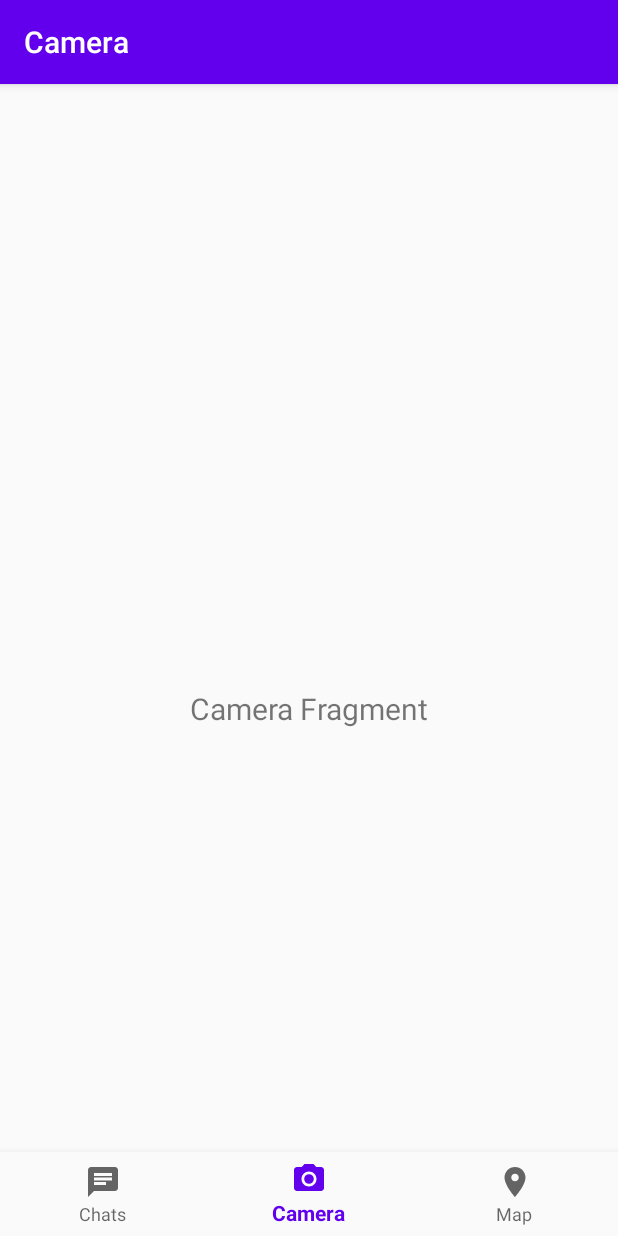
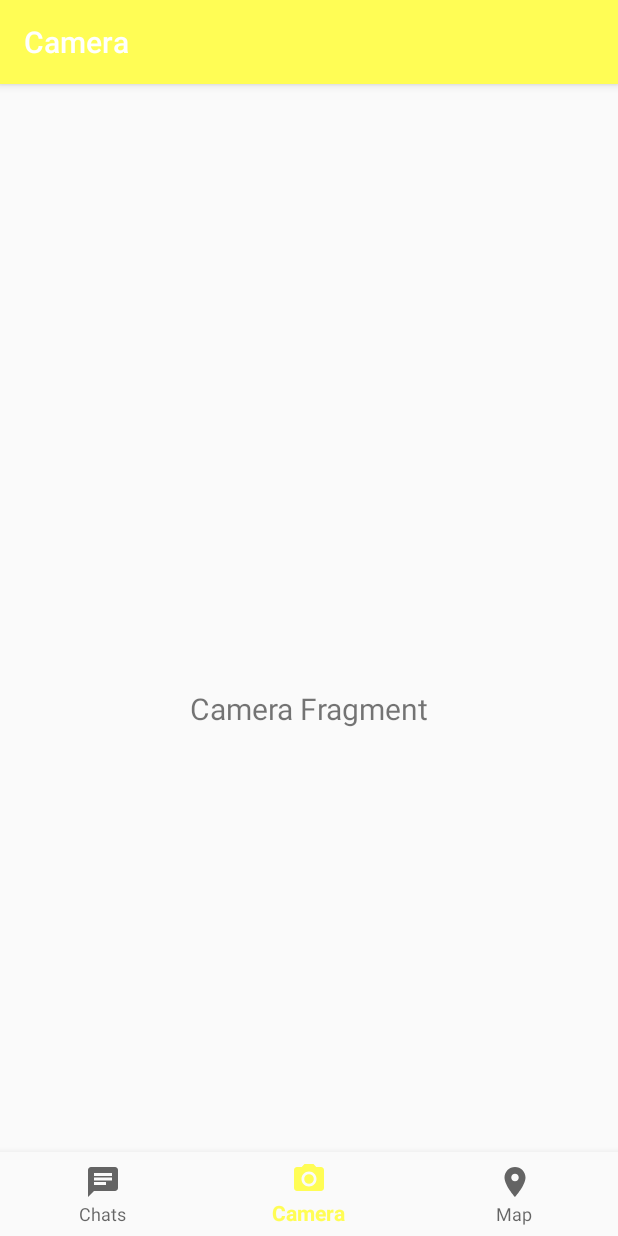
Before and after one commit to samannand/seng440-project2, an Android app: the screen it shows after launch (MainActivity), on a phone screen of 412 x 824 dp. Run offline under Robolectric (Android 15) with nearby library versions, the light colour scheme and no system bars; our stand-ins replace navigation-ui.

Commit message:
Changing app colors

```diff
--- a/sources/Crapchat/app/src/main/res/values/colors.xml
+++ b/sources/Crapchat/app/src/main/res/values/colors.xml
@@ -1,6 +1,6 @@
 <?xml version="1.0" encoding="utf-8"?>
 <resources>
-    <color name="colorPrimary">#6200EE</color>
-    <color name="colorPrimaryDark">#3700B3</color>
-    <color name="colorAccent">#03DAC5</color>
+    <color name="colorPrimary">#FFFD55</color>
+    <color name="colorPrimaryDark">#b8b539</color>
+    <color name="colorAccent">#000000</color>
 </resources>
```
